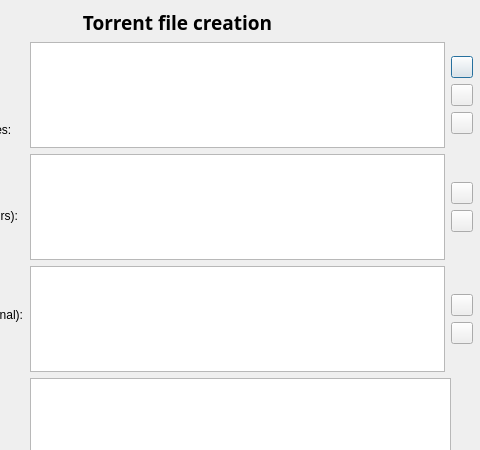
Qt form src/createtorrent.ui (SysAdminDoc/qBittorrent-Vanced) before a commit; both pictures show x 125 to 605 and y 0 to 450 of the 605 by 588 pixel window.
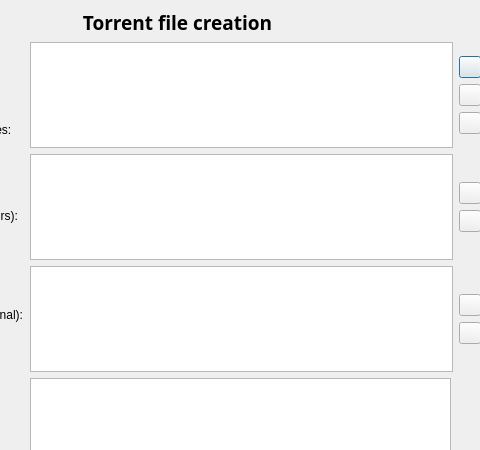
The same form after that commit.

Commit message: interface ported to qt 4.2, resize of the log windows

Diff of the .ui file:
```diff
--- a/src/createtorrent.ui
+++ b/src/createtorrent.ui
@@ -56,7 +56,7 @@
     <rect>
      <x>9</x>
      <y>42</y>
-     <width>589</width>
+     <width>597</width>
      <height>438</height>
     </rect>
    </property>
```
Left out of the diff: 180 changed lines with no effect on the pictures. The commit also changes 3 other files.
